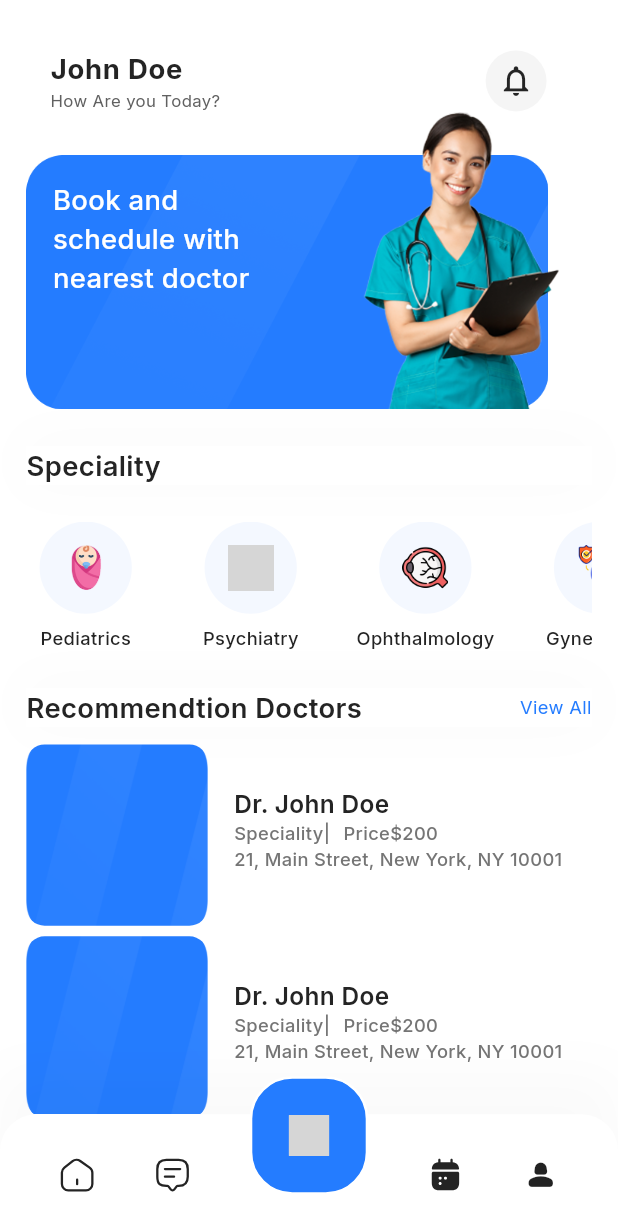
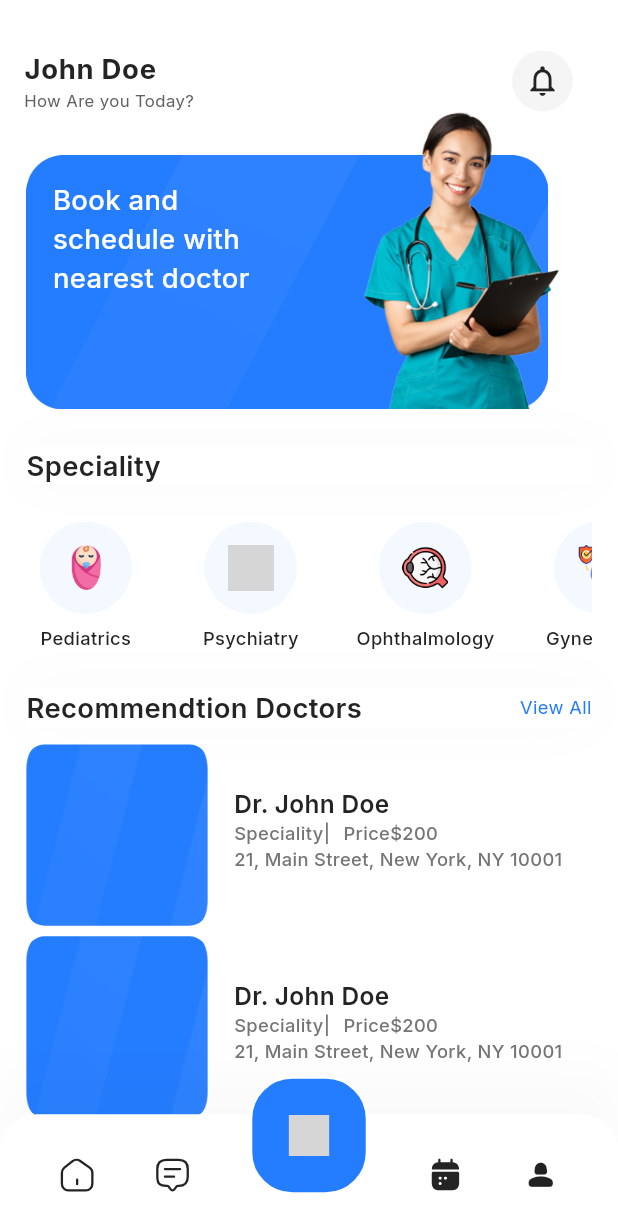
Before and after one commit to elsaramji/doctors_doc, a Flutter app: the screen it shows after launch, on a phone screen of 412 x 824 dp. Shown: the top 1232 px of the screen. Run offline on Flutter 3.47's test engine with Material 3 defaults, Android fonts, the phone set to English and light mode, and no system bars; our stand-ins replace bloc, dartz, dio, firebase_core, flutter_bloc, flutter_screenutil and 4 more; accounts and stored records are empty; grey boxes are pictures that could not be loaded.

Commit message:
refactor app bar

```diff
--- a/lib/features/home/presentation/views/home_view.dart
+++ b/lib/features/home/presentation/views/home_view.dart
@@ -17,13 +17,13 @@ class HomeView extends StatelessWidget {
   Widget build(BuildContext context) {
     return Scaffold(
       backgroundColor: AppColors.backgroundwhite,
+      appBar: HomeAppBar(userName: 'John Doe'),
       body: Container(
         width: 1.sw,
         height: 1.sh - 80.h,
         padding: EdgeInsets.symmetric(horizontal: 16.w),
         child: Column(
           children: [
-            HomeAppBar(userName: "John Doe"),
             HomeBanner(),
             HomeSpecialityList(),
             SeeMoreHeader(title: "Recommendtion Doctors", isViewAll: true),
--- a/lib/features/home/presentation/widgets/home_app_bar.dart
+++ b/lib/features/home/presentation/widgets/home_app_bar.dart
@@ -3,7 +3,7 @@ import 'package:doctors_doc/config/themes/texts_styles.dart';
 import 'package:flutter/material.dart';
 import 'package:flutter_screenutil/flutter_screenutil.dart';
 
-class HomeAppBar extends StatelessWidget {
+class HomeAppBar extends StatelessWidget implements PreferredSizeWidget {
   final String userName;
   const HomeAppBar({super.key, required this.userName});
 
@@ -38,4 +38,8 @@ class HomeAppBar extends StatelessWidget {
       ),
     );
   }
+
+  @override
+  // TODO: implement preferredSize
+  Size get preferredSize => Size.fromHeight(72.h);
 }
```
